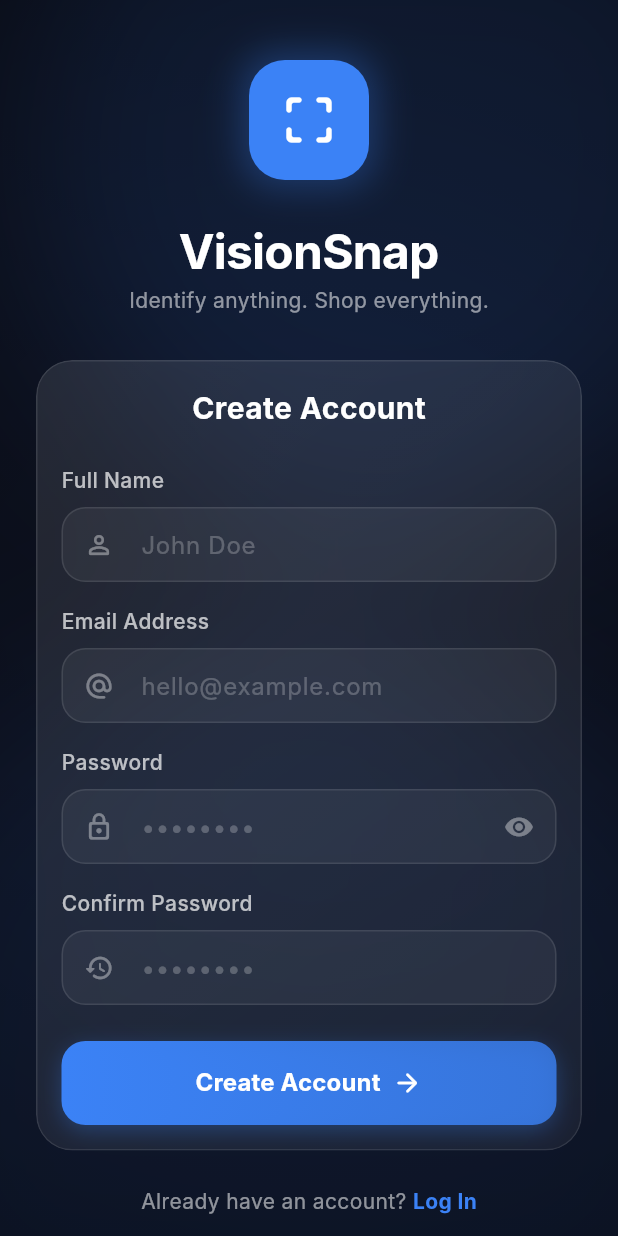
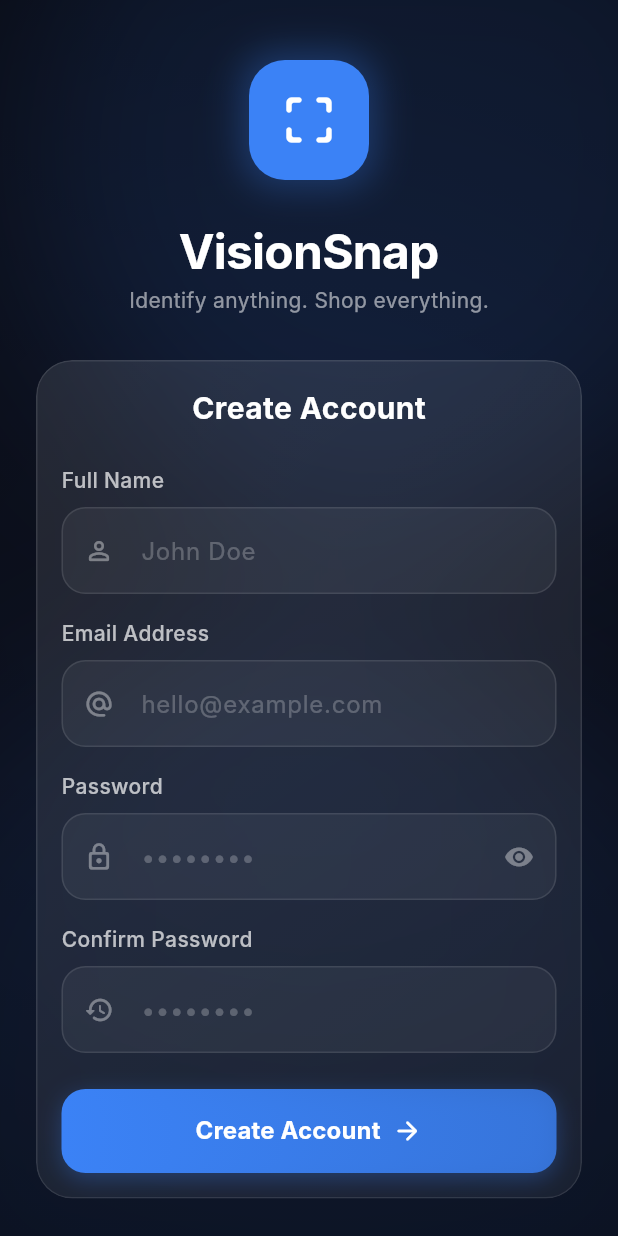
Before and after one commit to SakinaKheraj/visionSnap, a Flutter app: the screen it shows after launch, on a phone screen of 412 x 824 dp. Run offline on Flutter 3.47's test engine with Material 3 defaults, Android fonts, the light colour scheme and no system bars; Roboto replaces fonts that are missing (Inter).

Commit message:
refactor: implement feature-first clean architecture

```diff
--- a/lib/widgets/auth/auth_text_field.dart
+++ b/lib/features/auth/presentation/widgets/auth_text_field.dart
@@ -1,5 +1,5 @@
 import 'package:flutter/material.dart';
-import '../../core/theme/glass_theme.dart';
+import '../../../../core/theme/glass_theme.dart';
 
 class AuthTextField extends StatelessWidget {
   final String label;
@@ -49,7 +49,7 @@ class AuthTextField extends StatelessWidget {
               prefixIcon: Icon(prefixIcon, color: Colors.white38, size: 20),
               suffixIcon: suffixIcon,
               border: InputBorder.none,
-              contentPadding: const EdgeInsets.symmetric(horizontal: 12, vertical: 12),
+              contentPadding: const EdgeInsets.symmetric(horizontal: 16, vertical: 16),
             ),
           ),
         ),
--- a/lib/widgets/history/history_card.dart
+++ b/lib/features/history/presentation/widgets/history_card.dart
@@ -1,6 +1,6 @@
 import 'package:flutter/material.dart';
-import '../../core/theme/glass_theme.dart';
-import '../../models/scanned_item.dart';
+import '../../../../core/theme/glass_theme.dart';
+import '../../data/models/scanned_item.dart';
 
 class HistoryCard extends StatelessWidget {
   final ScannedItem item;
--- a/lib/widgets/history/history_filter.dart
+++ b/lib/features/history/presentation/widgets/history_filter.dart
@@ -1,5 +1,5 @@
 import 'package:flutter/material.dart';
-import '../../core/theme/glass_theme.dart';
+import '../../../../core/theme/glass_theme.dart';
 
 class HistoryFilter extends StatelessWidget {
   final String selectedFilter;
--- a/lib/widgets/home/bottom_nav.dart
+++ b/lib/features/home/presentation/widgets/bottom_nav.dart
@@ -1,6 +1,6 @@
 import 'package:flutter/material.dart';
 import 'dart:ui' as ui;
-import '../../core/theme/glass_theme.dart';
+import '../../../../core/theme/glass_theme.dart';
 
 class BottomNav extends StatelessWidget {
   final int selectedIndex;
--- a/lib/widgets/home/product_card.dart
+++ b/lib/features/home/presentation/widgets/product_card.dart
@@ -1,6 +1,6 @@
 import 'package:flutter/material.dart';
 import 'dart:ui' as ui;
-import '../../core/theme/glass_theme.dart';
+import '../../../../core/theme/glass_theme.dart';
 
 class ProductCard extends StatelessWidget {
   final String title;
--- a/lib/widgets/home/scanning_dock.dart
+++ b/lib/features/home/presentation/widgets/scanning_dock.dart
@@ -1,6 +1,6 @@
 import 'package:flutter/material.dart';
-import '../../core/theme/glass_theme.dart';
-import '../../screens/camera_screen.dart';
+import '../../../../core/theme/glass_theme.dart';
+import 'package:visionsnap/features/scanner/presentation/pages/camera_screen.dart';
 
 class ScanningDock extends StatelessWidget {
   const ScanningDock({super.key});
--- a/lib/screens/result_screen.dart
+++ b/lib/features/results/presentation/pages/result_screen.dart
@@ -1,7 +1,7 @@
 import 'package:flutter/material.dart';
-import '../core/theme/glass_theme.dart';
-import '../models/scan_result_product.dart';
-import '../widgets/results/result_product_card.dart';
+import '../../../../core/theme/glass_theme.dart';
+import '../../data/models/scan_result_product.dart';
+import '../widgets/result_product_card.dart';
 
 class ResultScreen extends StatefulWidget {
   const ResultScreen({super.key});
--- a/lib/widgets/results/result_product_card.dart
+++ b/lib/features/results/presentation/widgets/result_product_card.dart
@@ -1,6 +1,6 @@
 import 'package:flutter/material.dart';
-import '../../core/theme/glass_theme.dart';
-import '../../models/scan_result_product.dart';
+import '../../../../core/theme/glass_theme.dart';
+import '../../data/models/scan_result_product.dart';
 
 class ResultProductCard extends StatelessWidget {
   final ScanResultProduct product;
--- a/lib/screens/camera_screen.dart
+++ b/lib/features/scanner/presentation/pages/camera_screen.dart
@@ -1,7 +1,7 @@
 import 'package:flutter/material.dart';
-import '../core/theme/glass_theme.dart';
-import '../widgets/camera/scanning_area.dart';
-import '../widgets/camera/camera_controls.dart';
+import '../../../../core/theme/glass_theme.dart';
+import '../widgets/scanning_area.dart';
+import '../widgets/camera_controls.dart';
 
 class CameraScreen extends StatefulWidget {
   const CameraScreen({super.key});
--- a/lib/widgets/camera/camera_controls.dart
+++ b/lib/features/scanner/presentation/widgets/camera_controls.dart
@@ -1,5 +1,5 @@
 import 'package:flutter/material.dart';
-import '../../screens/result_screen.dart';
+import 'package:visionsnap/features/results/presentation/pages/result_screen.dart';
 
 class CameraControls extends StatelessWidget {
   const CameraControls({super.key});
--- a/lib/widgets/camera/scanning_area.dart
+++ b/lib/features/scanner/presentation/widgets/scanning_area.dart
@@ -1,5 +1,5 @@
 import 'package:flutter/material.dart';
-import '../../core/theme/glass_theme.dart';
+import '../../../../core/theme/glass_theme.dart';
 
 class ScanningArea extends StatelessWidget {
   final Animation<double> scanLineAnimation;
--- a/lib/main.dart
+++ b/lib/main.dart
@@ -1,7 +1,6 @@
 import 'package:flutter/material.dart';
 import 'package:flutter/services.dart';
-import 'screens/main_screen.dart';
-import 'screens/auth/signup_screen.dart';
+import 'features/auth/presentation/pages/signup_screen.dart';
 import 'core/theme/glass_theme.dart';
 
 void main() {
```
Also changed, not shown: lib/features/auth/presentation/pages/login_screen.dart (renamed from lib/screens/auth/login_screen.dart, +5 -5 lines), lib/features/auth/presentation/pages/signup_screen.dart (renamed from lib/screens/auth/signup_screen.dart, +5 -5 lines), lib/features/history/presentation/pages/history_screen.dart (renamed from lib/screens/history_screen.dart, +4 -4 lines), lib/features/home/presentation/pages/main_screen.dart (renamed from lib/screens/main_screen.dart, +6 -6 lines), lib/features/history/data/models/scanned_item.dart (renamed from lib/models/scanned_item.dart), lib/features/home/presentation/widgets/home_header.dart (renamed from lib/widgets/home/home_header.dart), lib/features/results/data/models/scan_result_product.dart (renamed from lib/models/scan_result_product.dart), 1 other file.
